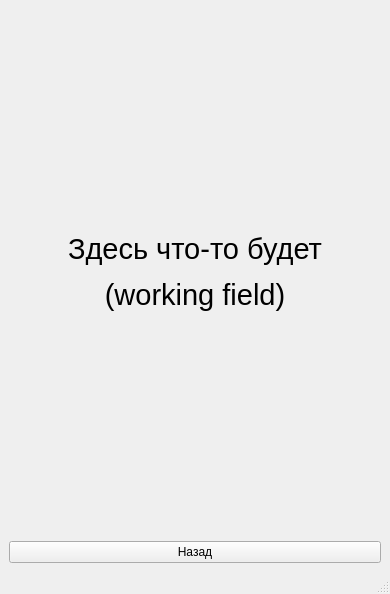
Above: CCPS/work.ui from grigigo/Tankists before the change. Below: the same form after it.
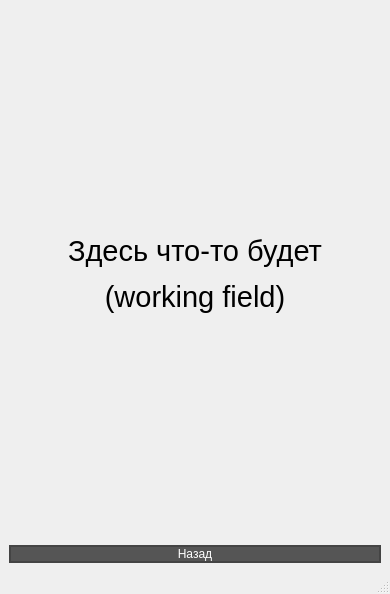
That is the form after the change.

Commit message: Added CSS-style to buttons

```diff
--- a/CCPS/work.ui
+++ b/CCPS/work.ui
@@ -24,6 +24,21 @@
     </item>
     <item row="1" column="0">
      <widget class="QPushButton" name="back_button">
+      <property name="styleSheet">
+       <string notr="true">QPushButton {background-color: #555555;
+border-radius: 15%;
+color: white;
+border: 2px solid #444444;
+}
+
+QPushButton:hover {
+ background-color: #666666
+}
+
+QPushButton:pressed {
+ background-color: #666666
+}</string>
+      </property>
       <property name="text">
        <string>Назад</string>
       </property>
```
The commit also changes 11 other files.
